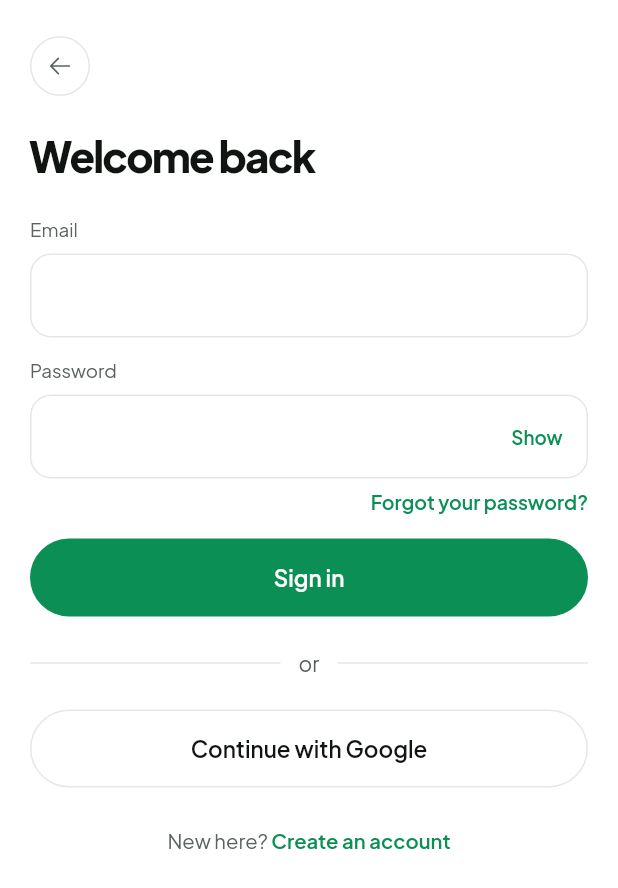
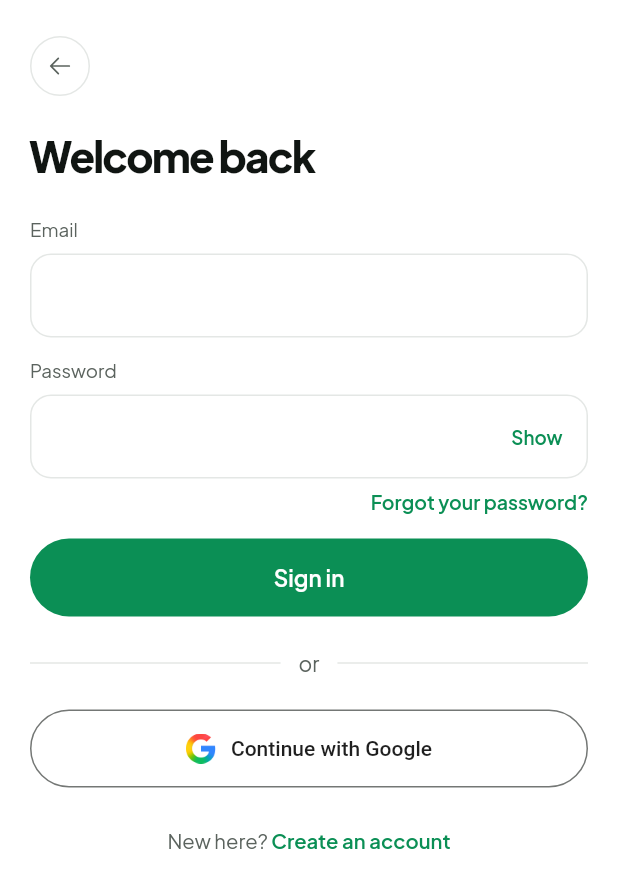
Before and after one commit to Valenciagu/nutrition_app, a Flutter app: the LoginPage screen opened by its route, on a phone screen of 412 x 824 dp. Shown: the top 888 px of the screen. Run offline on Flutter 3.47's test engine with Material 3 defaults, Android fonts, the phone set to English and light mode, and no system bars; our stand-ins replace cloud_firestore, cloud_functions, dio, firebase_analytics, firebase_auth, firebase_core and 15 more; missing offline and left inert: firebase_app_check; accounts and stored records are empty; generated files the repository leaves out were written again.

Commit message:
feat(auth): use Google's official G in a brand-compliant button (ASSET-104)
The Google sign-in button on Login (A3) and SignUp (A4) was a text-only
neutral AppButton, while Google's branding guidelines (already recorded
in design_system.md) require the official G and their own colors.

The G comes from Google's own signin-assets.zip. Google's current kit
already uses the 2025 gradient G, but its SVG relies on foreignObject, a
conic gradient and blur filters that flutter_svg can't draw, so the G was
cropped - not redrawn - from the kit's @4x square no-text PNG: 80x80 px
(20 logical), one per theme because the crop keeps the official button
fill (#FFFFFF / #131314).

New GoogleSignInButton follows the spec instead of extending AppButton,
because Google's rules override the app's generic social-button style:
own light/dark fill, border and text colors, Roboto Medium 14/20 (the
one exception to the single-font rule), the 20x20 G, per-platform
padding (Android 12/10/12, iOS 16/12/16), 52 high, pill. Its loading
state mirrors AppButton (spinner replaces the G, width doesn't jump).
Not yet verified on a device.

Co-Authored-By: Claude Opus 5.5 <noreply@anthropic.com>

```diff
--- a/lib/core/constants/app_assets.dart
+++ b/lib/core/constants/app_assets.dart
@@ -7,6 +7,15 @@ abstract final class AppAssets {
   static const String isotypeMono = 'assets/brand/isotype_mono.svg';
   static const String wordmarkColor = 'assets/brand/wordmark_color.svg';
   static const String wordmarkWhite = 'assets/brand/wordmark_white.svg';
+
+  /// "G" oficial del kit "Sign in with Google" (signin-assets.zip de
+  /// developers.google.com/identity/branding-guidelines), recortada SIN
+  /// redibujar del PNG @4x del botón cuadrado sin texto: 80x80 px = 20 lógicos.
+  /// PNG y no SVG porque el SVG oficial usa foreignObject/degradado
+  /// cónico/desenfoque, que flutter_svg no dibuja. Una por tema porque el
+  /// fondo del recorte es el relleno oficial del botón (#FFFFFF / #131314).
+  static const String googleGLight = 'assets/brand/google_g_light.png';
+  static const String googleGDark = 'assets/brand/google_g_dark.png';
 
   // Iconos propios (grilla 24, trazo 1.75, `currentColor`). `Fill` es la
   // variante rellena; úsense con `AppSvgIcon`, no con `Icon`.
--- a/lib/features/authentication/presentation/pages/login_page.dart
+++ b/lib/features/authentication/presentation/pages/login_page.dart
@@ -13,6 +13,7 @@ import '../../../../core/widgets/app_text_field.dart';
 import '../auth_error_presentation.dart';
 import '../providers/auth_providers.dart';
 import '../widgets/auth_back_button.dart';
+import '../widgets/google_sign_in_button.dart';
 
 /// A3 · Iniciar sesión.
 class LoginPage extends ConsumerStatefulWidget {
@@ -186,10 +187,8 @@ class _LoginPageState extends ConsumerState<LoginPage> {
               // Developer de pago (Épica 13 la necesita igual, ver
               // TASKS.md), a diferencia de Google, que no necesita pagar
               // nada. Se agrega cuando esa cuenta exista.
-              AppButton(
+              GoogleSignInButton(
                 label: l10n.authLoginGoogleButton,
-                variant: AppButtonVariant.neutral,
-                fullWidth: true,
                 isLoading: isLoading,
                 onPressed: _signInWithGoogle,
               ),
--- a/lib/features/authentication/presentation/pages/sign_up_page.dart
+++ b/lib/features/authentication/presentation/pages/sign_up_page.dart
@@ -18,6 +18,7 @@ import '../providers/auth_providers.dart';
 import '../widgets/auth_back_button.dart';
 import '../widgets/legal_acceptance_checkbox.dart';
 import '../widgets/password_strength_indicator.dart';
+import '../widgets/google_sign_in_button.dart';
 
 /// A4 · Crear cuenta.
 ///
@@ -284,10 +285,8 @@ class _SignUpPageState extends ConsumerState<SignUpPage> {
               // onboarding tenga que retroceder hasta Login para usarlo.
               // Solo Google, mismo motivo que en Login: Apple sigue
               // parqueado con la Épica 13 (cuenta de pago pendiente).
-              AppButton(
+              GoogleSignInButton(
                 label: l10n.authLoginGoogleButton,
-                variant: AppButtonVariant.neutral,
-                fullWidth: true,
                 isLoading: isLoading,
                 onPressed: _signInWithGoogle,
               ),
--- /dev/null
+++ b/lib/features/authentication/presentation/widgets/google_sign_in_button.dart
@@ -0,0 +1,85 @@
+import 'package:flutter/foundation.dart';
+import 'package:flutter/material.dart';
+import 'package:google_fonts/google_fonts.dart';
+
+import '../../../../core/constants/app_assets.dart';
+
+/// Colores que exige la guía de marca de Google para "Sign in with Google"
+/// (developers.google.com/identity/branding-guidelines) — no son tokens del
+/// design system de la app y no deben usarse en ningún otro lado. Ver
+/// "Google button" en `documentation/design_system.md`.
+abstract final class _GoogleBrand {
+  static const lightFill = Color(0xFFFFFFFF);
+  static const lightBorder = Color(0xFF747775);
+  static const lightText = Color(0xFF1F1F1F);
+  static const darkFill = Color(0xFF131314);
+  static const darkBorder = Color(0xFF8E918F);
+  static const darkText = Color(0xFFE3E3E3);
+}
+
+/// Botón "Continuar con Google" (Login A3 y SignUp A4). No es una variante
+/// de `AppButton` a propósito: la guía de Google pisa el estilo genérico de
+/// botón social de Fase 2 — colores propios por tema, Roboto Medium 14/20
+/// (la única excepción a la fuente única de la app) y la "G" oficial de
+/// 20x20 con su padding por plataforma (Android 12·G·10·texto·12,
+/// iOS 16·G·12·texto·16). Alto 52 y forma de píldora, como el resto.
+class GoogleSignInButton extends StatelessWidget {
+  const GoogleSignInButton({super.key, required this.label, required this.onPressed, this.isLoading = false});
+
+  final String label;
+  final VoidCallback? onPressed;
+
+  /// Igual que `AppButton`: el spinner reemplaza a la "G", el texto se queda
+  /// y el ancho no salta.
+  final bool isLoading;
+
+  @override
+  Widget build(BuildContext context) {
+    final isDark = Theme.of(context).brightness == Brightness.dark;
+    final fill = isDark ? _GoogleBrand.darkFill : _GoogleBrand.lightFill;
+    final border = isDark ? _GoogleBrand.darkBorder : _GoogleBrand.lightBorder;
+    final text = isDark ? _GoogleBrand.darkText : _GoogleBrand.lightText;
+
+    final isIos = defaultTargetPlatform == TargetPlatform.iOS;
+    final edgePadding = isIos ? 16.0 : 12.0;
+    final iconGap = isIos ? 12.0 : 10.0;
+
+    return SizedBox(
+      width: double.infinity,
+      height: 52,
+      child: OutlinedButton(
+        onPressed: isLoading ? null : onPressed,
+        style: OutlinedButton.styleFrom(
+          backgroundColor: fill,
+          disabledBackgroundColor: fill,
+          foregroundColor: text,
+          side: BorderSide(color: border),
+          shape: const StadiumBorder(),
+          padding: EdgeInsets.symmetric(horizontal: edgePadding),
+        ),
+        child: Row(
+          mainAxisAlignment: MainAxisAlignment.center,
+          children: [
+            SizedBox.square(
+              dimension: 20,
+              child: isLoading
+                  ? Padding(
+                      padding: const EdgeInsets.all(2),
+                      child: CircularProgressIndicator(strokeWidth: 2, color: text),
+                    )
+                  : Image.asset(isDark ? AppAssets.googleGDark : AppAssets.googleGLight, width: 20, height: 20),
+            ),
+            SizedBox(width: iconGap),
+            Flexible(
+              child: Text(
+                label,
+                overflow: TextOverflow.ellipsis,
+                style: GoogleFonts.roboto(fontSize: 14, height: 20 / 14, fontWeight: FontWeight.w500, color: text),
+              ),
+            ),
+          ],
+        ),
+      ),
+    );
+  }
+}
```
Also changed, not shown: assets/brand/google_g_dark.png (added), assets/brand/google_g_light.png (added), 2 other files.
